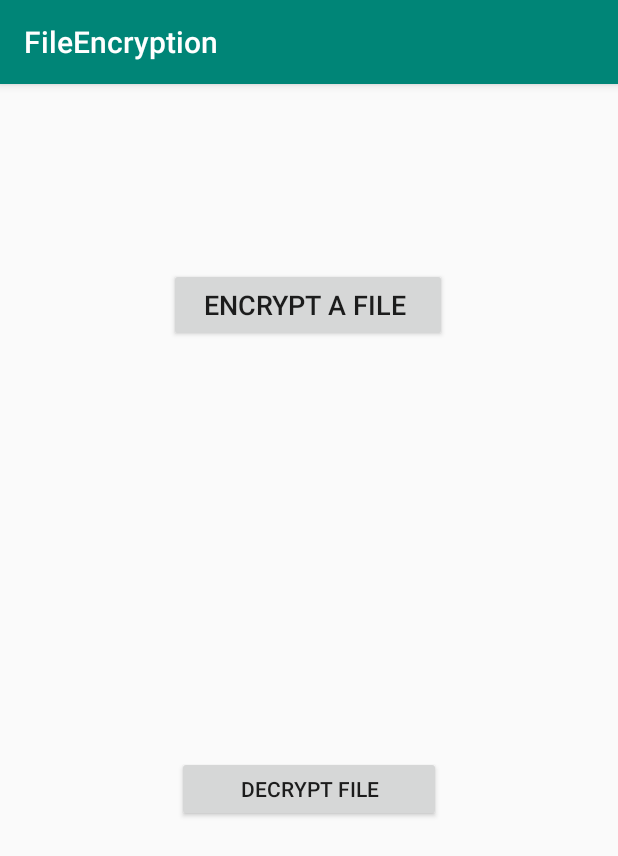
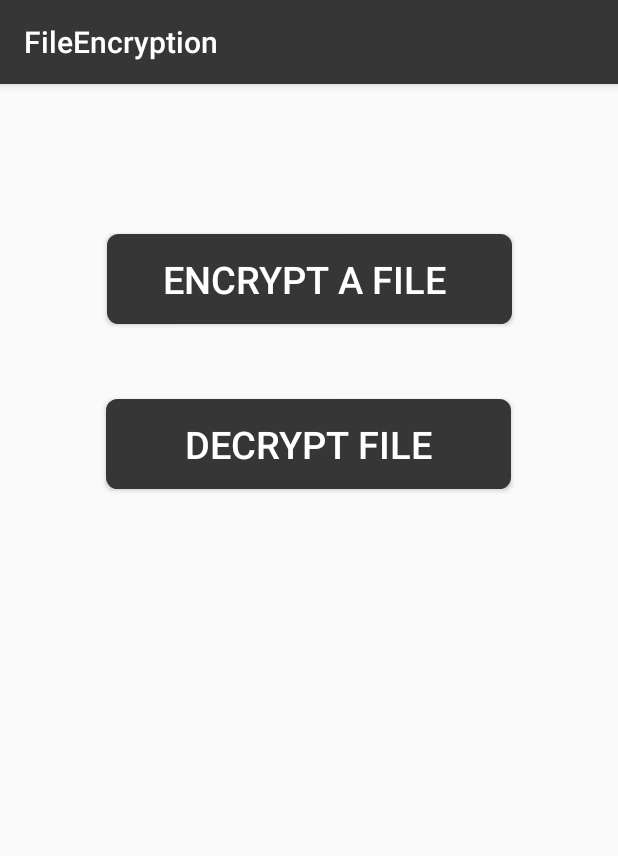
Before and after one commit to AgiBla/Encrypt, an Android app: the screen it shows after launch (MainActivity), on a phone screen of 412 x 824 dp. Shown: the top 856 px of the screen. Run offline under Robolectric (Android 15) with nearby library versions, the phone set to English and light mode, and no system bars; our stand-ins replace Room's generated code.

Commit message:
Design changes

```diff
--- /dev/null
+++ b/app/src/main/res/drawable/buttonshape.xml
@@ -0,0 +1,24 @@
+<?xml version="1.0" encoding="utf-8"?>
+
+<shape xmlns:android="http://schemas.android.com/apk/res/android" android:shape="rectangle" >
+    <corners
+        android:radius="6dp"
+        />
+    <solid
+        android:color="#363636"
+        />
+    <padding
+        android:left="0dp"
+        android:top="0dp"
+        android:right="0dp"
+        android:bottom="0dp"
+        />
+    <size
+        android:width="270dp"
+        android:height="60dp"
+        />
+    <stroke
+        android:width="3dp"
+        android:color="#363636"
+        />
+</shape>
--- a/app/src/main/res/layout/activity_main.xml
+++ b/app/src/main/res/layout/activity_main.xml
@@ -8,26 +8,35 @@
 
     <Button
         android:id="@+id/fileExplButton"
-        android:layout_width="185dp"
-        android:layout_height="49dp"
+        android:textColor="#FFFFFF"
+        android:textSize="25sp"
+
+        android:layout_width="270dp"
+        android:layout_height="60dp"
+        android:background="@drawable/buttonshape"
+
+        android:layout_marginTop="100dp"
         android:onClick="EncryptFile"
         android:text="Encrypt a file "
-        android:textSize="18sp"
-        app:layout_constraintBottom_toBottomOf="parent"
         app:layout_constraintEnd_toEndOf="parent"
-        app:layout_constraintHorizontal_bias="0.498"
         app:layout_constraintStart_toStartOf="parent"
-        app:layout_constraintTop_toTopOf="parent"
-        app:layout_constraintVertical_bias="0.171" />
+        app:layout_constraintTop_toTopOf="parent" />
 
     <Button
         android:id="@+id/fileDecryptButton"
-        android:layout_width="176dp"
-        android:layout_height="44dp"
+        android:textColor="#FFFFFF"
+        android:textSize="25sp"
+
+        android:layout_width="270dp"
+        android:layout_height="60dp"
+        android:background="@drawable/buttonshape"
+
+        android:layout_marginTop="50dp"
+        android:onClick="DecryptFile"
         android:text="Decrypt file"
-        android:onClick="DecryptFile"
-        app:layout_constraintBottom_toBottomOf="parent"
         app:layout_constraintEnd_toEndOf="parent"
+        app:layout_constraintHorizontal_bias="0.497"
         app:layout_constraintStart_toStartOf="parent"
         app:layout_constraintTop_toBottomOf="@+id/fileExplButton" />
+
 </androidx.constraintlayout.widget.ConstraintLayout>
--- a/app/src/main/res/values/colors.xml
+++ b/app/src/main/res/values/colors.xml
@@ -1,6 +1,6 @@
 <?xml version="1.0" encoding="utf-8"?>
 <resources>
-    <color name="colorPrimary">#008577</color>
-    <color name="colorPrimaryDark">#00574B</color>
-    <color name="colorAccent">#D81B60</color>
+    <color name="colorPrimary">#363636</color>
+    <color name="colorPrimaryDark">#000000</color>
+    <color name="colorAccent">#FFFFFF</color>
 </resources>
--- a/build.gradle
+++ b/build.gradle
@@ -8,7 +8,7 @@
 
     }
     dependencies {
-        classpath 'com.android.tools.build:gradle:3.5.0'
+        classpath 'com.android.tools.build:gradle:3.5.3'
         classpath "org.jetbrains.kotlin:kotlin-gradle-plugin:$kotlin_version"
         // NOTE: Do not place your application dependencies here; they belong
         // in the individual module build.gradle files
```
